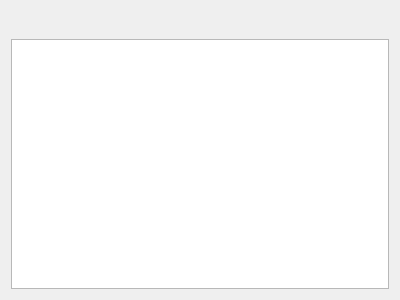
The window that src/components/cansignalviewer/gui/cansignalviewer.ui (GENIVI/CANdevStudio) describes before a commit, drawn with Qt 5.
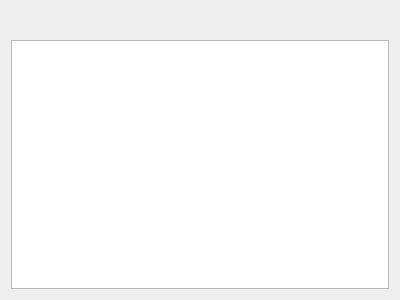
The same window after the commit. Icons and pictures are not drawn.

Commit message: Set fixed width font on viewers to reduce glitches

```diff
--- a/src/components/cansignalviewer/gui/cansignalviewer.ui
+++ b/src/components/cansignalviewer/gui/cansignalviewer.ui
@@ -22,6 +22,11 @@
     <height>300</height>
    </size>
   </property>
+  <property name="font">
+   <font>
+    <family>DejaVu Sans Mono</family>
+   </font>
+  </property>
   <property name="windowTitle">
    <string>Form</string>
   </property>
```
The commit also changes 1 other file.
